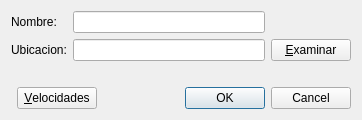
First picture: the form in Dialogs/editdialog.ui, repository edvelezg/viper-sugui, before the edit.
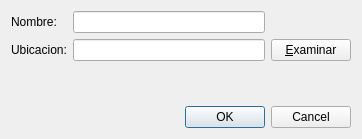
Second picture: the form after the edit.

```diff
--- a/Dialogs/editdialog.ui
+++ b/Dialogs/editdialog.ui
@@ -35,7 +35,7 @@
     <x>0</x>
     <y>0</y>
     <width>362</width>
-    <height>120</height>
+    <height>139</height>
    </rect>
   </property>
   <property name="windowTitle" >
@@ -101,22 +101,6 @@
    </item>
    <item row="2" column="1" >
     <layout class="QHBoxLayout" name="horizontalLayout" >
-     <item>
-      <widget class="QPushButton" name="velocityButton" >
-       <property name="sizePolicy" >
-        <sizepolicy vsizetype="Fixed" hsizetype="Fixed" >
-         <horstretch>0</horstretch>
-         <verstretch>0</verstretch>
-        </sizepolicy>
-       </property>
-       <property name="text" >
-        <string>&amp;Velocidades</string>
-       </property>
-       <property name="shortcut" >
-        <string>Alt+B</string>
-       </property>
-      </widget>
-     </item>
      <item>
       <spacer name="horizontalSpacer" >
        <property name="orientation" >
```
